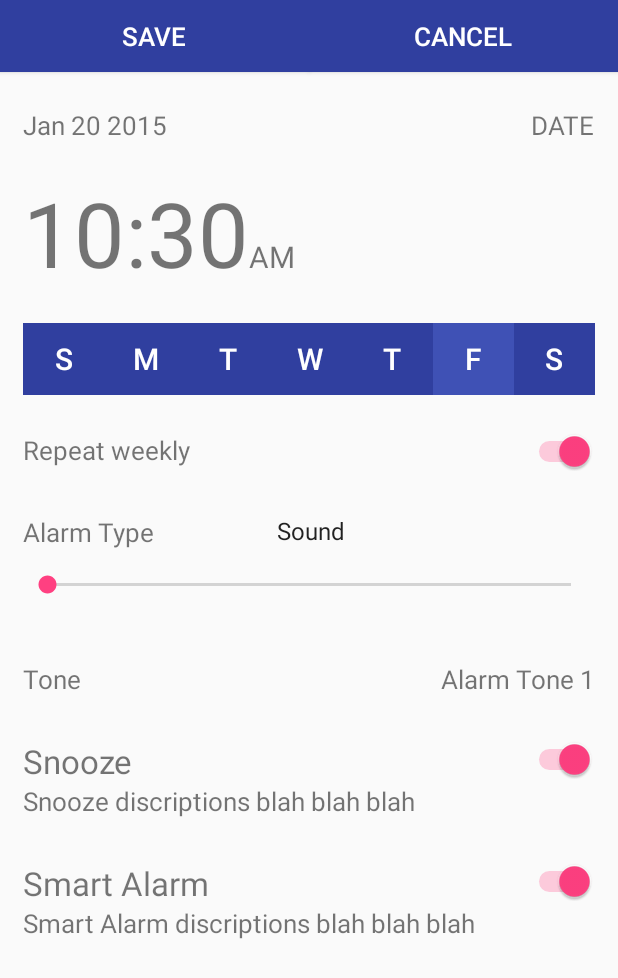
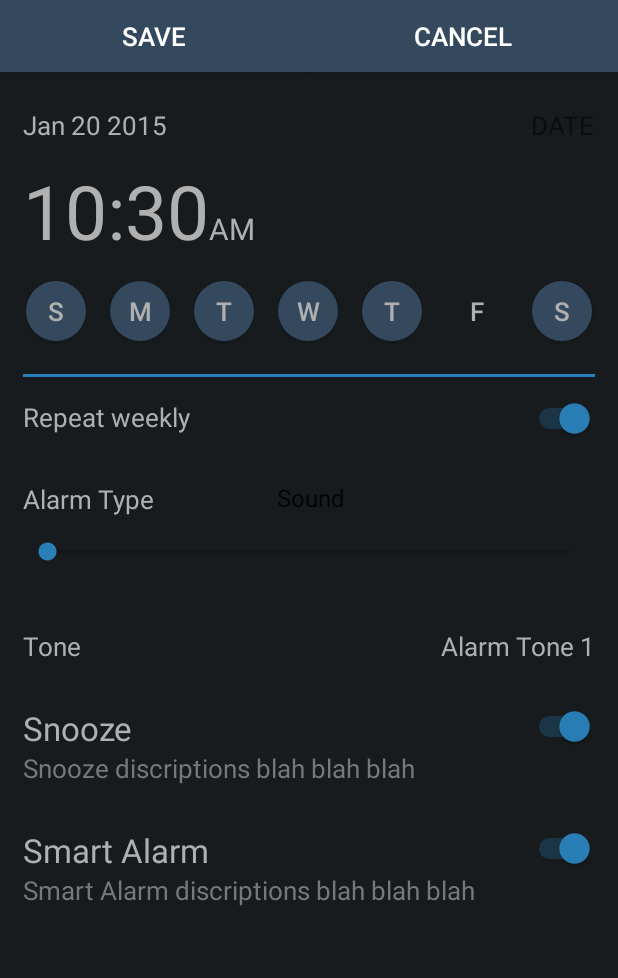
Before and after one commit to ajanthanh/AlarmBot, an Android app: the AlarmDetailActivity screen opened directly, with no data from a screen before it, on a phone screen of 412 x 824 dp. Shown: the top 978 px of the screen. Run offline under Robolectric (Android 15) with nearby library versions, the phone set to English and light mode, and no system bars; libraries missing offline, so code that uses them is left out: com.codetroopers.betterpickers; 3 statements that could not run were skipped.

Commit message:
first draft of alarm detail ui change

```diff
--- a/app/src/main/java/com/ajanthan/alarmbot/Activity/AlarmDetailActivity.java
+++ b/app/src/main/java/com/ajanthan/alarmbot/Activity/AlarmDetailActivity.java
@@ -2,9 +2,11 @@ package com.ajanthan.alarmbot.Activity;
 
 import android.content.Intent;
 import android.content.SharedPreferences;
+import android.graphics.Point;
 import android.os.Bundle;
 import android.support.v4.app.FragmentActivity;
 import android.text.format.DateFormat;
+import android.view.Display;
 import android.view.View;
 import android.widget.AdapterView;
 import android.widget.Button;
@@ -92,6 +94,9 @@ public class AlarmDetailActivity extends FragmentActivity implements RadialTimeP
         bActiveDays.add((ToggleButton) findViewById(R.id.activeDayFriday));
         bActiveDays.add((ToggleButton) findViewById(R.id.activeDaySaturday));
 
+        Display display = getWindowManager().getDefaultDisplay();
+        Point size = new Point();
+
         mRealm = Realm.getDefaultInstance();
         if (getIntent().getStringExtra("cmd").equals("edit")) {
             RealmResults<RealmAlarm> result = mRealm.where(RealmAlarm.class)
@@ -103,6 +108,7 @@ public class AlarmDetailActivity extends FragmentActivity implements RadialTimeP
             setDefaultActivityFeilds();
         }
         mRealm.close();
+
         setCustomToolBarListeners();
         setTimeOnClickListener();
         setFeildOnClickListener();
--- a/app/src/main/res/drawable/active_day_toggle_btn.xml
+++ b/app/src/main/res/drawable/active_day_toggle_btn.xml
@@ -1,6 +1,14 @@
+<?xml version="1.0" encoding="utf-8"?>
 <selector xmlns:android="http://schemas.android.com/apk/res/android">
-    <item android:state_checked="false" android:drawable="@color/colorPrimaryDark"  />
+    <item android:state_checked="false">
 
-    <item android:state_checked="true" android:drawable="@color/colorPrimary"  />
-    <!--<item android:state_checked="true" android:color="#FFF"/>-->
+        <shape android:shape="oval">
+            <solid android:color="#34495e"/>
+        </shape>
+    </item>
+    <item android:state_checked="true">
+        <shape android:shape="oval">
+            <solid android:color="@null"/>
+        </shape>
+    </item>
 </selector>
--- a/app/src/main/res/layout/alarm_detail.xml
+++ b/app/src/main/res/layout/alarm_detail.xml
@@ -2,6 +2,7 @@
     xmlns:tools="http://schemas.android.com/tools"
     android:id="@+id/main_layout"
     style="@style/AppTheme"
+    android:background="#171B1E"
     android:layout_width="match_parent"
     android:layout_height="match_parent"
     tools:context=".MainActivity">
@@ -45,7 +46,8 @@
                 android:layout_width="wrap_content"
                 android:layout_height="wrap_content"
                 android:text="Jan 20 2015"
-                android:textSize="@dimen/alarm_detail_text_size" />
+                android:textSize="@dimen/alarm_detail_text_size"
+                android:textColor="@color/primaryTextColorLight"/>
 
             <RelativeLayout
                 android:layout_width="wrap_content"
@@ -76,22 +78,119 @@
             <TextView
                 android:id="@+id/time"
                 android:layout_width="wrap_content"
-                android:layout_height="120dp"
+                android:layout_height="90dp"
                 android:text="12:00"
+                android:textColor="@color/primaryTextColorLight"
                 android:gravity="center"
-                android:textSize="60dp"/>
+                android:textSize="50dp"/>
 
             <TextView
                 android:id="@+id/amPm"
                 android:layout_width="wrap_content"
-                android:layout_height="120dp"
+                android:layout_height="90dp"
+                android:textColor="@color/primaryTextColorLight"
                 android:textSize="20dp"
                 android:gravity="center"
-                android:text="AM"
+                android:text=" AM"
                 />
 
         </LinearLayout>
 
+        <LinearLayout
+            android:id="@+id/activeDays"
+            android:layout_width="match_parent"
+            android:layout_height="wrap_content"
+            android:layout_marginBottom="10dp"
+            android:orientation="horizontal">
+
+            <ToggleButton
+                android:id="@+id/activeDaySunday"
+                style="@style/ActiveDaysBtn"
+                android:layout_width="@dimen/alarm_active_day_btn_diameter"
+                android:layout_height="@dimen/alarm_active_day_btn_diameter"
+                android:textOff="S"
+                android:textOn="S" />
+            <android.widget.Space
+                android:layout_width="wrap_content"
+                android:layout_height="wrap_content"
+                android:layout_weight="1"/>
+
+            <ToggleButton
+                android:id="@+id/activeDayMonday"
+                style="@style/ActiveDaysBtn"
+                android:layout_width="@dimen/alarm_active_day_btn_diameter"
+                android:layout_height="@dimen/alarm_active_day_btn_diameter"
+                android:textOff="M"
+                android:textOn="M" />
+
+            <android.widget.Space
+                android:layout_width="wrap_content"
+                android:layout_height="wrap_content"
+                android:layout_weight="1"/>
+            <ToggleButton
+                android:id="@+id/activeDayTuesday"
+                style="@style/ActiveDaysBtn"
+                android:layout_width="@dimen/alarm_active_day_btn_diameter"
+                android:layout_height="@dimen/alarm_active_day_btn_diameter"
+                android:textOff="T"
+                android:textOn="T" />
+
+            <android.widget.Space
+                android:layout_width="wrap_content"
+                android:layout_height="wrap_content"
+                android:layout_weight="1"/>
+            <ToggleButton
+                android:id="@+id/activeDayWednesday"
+                style="@style/ActiveDaysBtn"
+                android:layout_width="@dimen/alarm_active_day_btn_diameter"
+                android:layout_height="@dimen/alarm_active_day_btn_diameter"
+                android:textOff="W"
+                android:textOn="W" />
+
+            <android.widget.Space
+                android:layout_width="wrap_content"
+                android:layout_height="wrap_content"
+                android:layout_weight="1"/>
+            <ToggleButton
+                android:id="@+id/activeDayThursday"
+                style="@style/ActiveDaysBtn"
+                android:layout_width="@dimen/alarm_active_day_btn_diameter"
+                android:layout_height="@dimen/alarm_active_day_btn_diameter"
+                android:textOff="T"
+                android:textOn="T" />
+            <android.widget.Space
+                android:layout_width="wrap_content"
+                android:layout_height="wrap_content"
+                android:layout_weight="1"/>
+
+            <ToggleButton
+                android:id="@+id/activeDayFriday"
+                style="@style/ActiveDaysBtn"
+                android:layout_width="@dimen/alarm_active_day_btn_diameter"
+                android:layout_height="@dimen/alarm_active_day_btn_diameter"
+                android:textOff="F"
+                android:textOn="F" />
+
+            <android.widget.Space
+                android:layout_width="wrap_content"
+                android:layout_height="wrap_content"
+                android:layout_weight="1"/>
+            <ToggleButton
+                android:id="@+id/activeDaySaturday"
+                style="@style/ActiveDaysBtn"
+                android:layout_width="@dimen/alarm_active_day_btn_diameter"
+                android:layout_height="@dimen/alarm_active_day_btn_diameter"
+                android:textOff="S"
+                android:textOn="S" />
+
+        </LinearLayout>
+
+        <TextView
+            android:layout_marginTop="10dp"
+            android:layout_width="match_parent"
+            android:layout_height="3px"
+            android:background="#2980b9"
+            />
         <ScrollView
             android:layout_width="match_parent"
             android:layout_height="wrap_content"
@@ -103,71 +202,6 @@
                 android:orientation="vertical">
 
                 <LinearLayout
-                    android:id="@+id/activeDays"
-                    android:layout_width="match_parent"
-                    android:layout_height="wrap_content"
-                    android:layout_marginBottom="10dp"
-                    android:orientation="horizontal">
-
-                    <ToggleButton
-                        android:id="@+id/activeDaySunday"
-                        style="@style/ActiveDaysBtn"
-                        android:layout_width="wrap_content"
-                        android:layout_height="wrap_content"
-                        android:textOff="S"
-                        android:textOn="S" />
-
-                    <ToggleButton
-                        android:id="@+id/activeDayMonday"
-                        style="@style/ActiveDaysBtn"
-                        android:layout_width="wrap_content"
-                        android:layout_height="wrap_content"
-                        android:textOff="M"
-                        android:textOn="M" />
-
-                    <ToggleButton
-                        android:id="@+id/activeDayTuesday"
-                        style="@style/ActiveDaysBtn"
-                        android:layout_width="wrap_content"
-                        android:layout_height="wrap_content"
-                        android:textOff="T"
-                        android:textOn="T" />
-
-                    <ToggleButton
-                        android:id="@+id/activeDayWednesday"
-                        style="@style/ActiveDaysBtn"
-                        android:layout_width="wrap_content"
-                        android:layout_height="wrap_content"
-                        android:textOff="W"
-                        android:textOn="W" />
-
-                    <ToggleButton
-                        android:id="@+id/activeDayThursday"
-                        style="@style/ActiveDaysBtn"
-                        android:layout_width="wrap_content"
-                        android:layout_height="wrap_content"
-                        android:textOff="T"
-                        android:textOn="T" />
-
-                    <ToggleButton
-                        android:id="@+id/activeDayFriday"
-                        style="@style/ActiveDaysBtn"
-                        android:layout_width="wrap_content"
-                        android:layout_height="wrap_content"
-                        android:textOff="F"
-                        android:textOn="F" />
-
-                    <ToggleButton
-                        android:id="@+id/activeDaySaturday"
-                        style="@style/ActiveDaysBtn"
-                        android:layout_width="wrap_content"
-                        android:layout_height="wrap_content"
-                        android:textOff="S"
-                        android:textOn="S" />
-
-                </LinearLayout>
-
-                <LinearLayout
                     android:id="@+id/repeatWeeklyFragment"
                     android:layout_width="match_parent"
                     android:layout_height="wrap_content"
@@ -175,9 +209,11 @@
                     android:paddingBottom="@dimen/alarm_detail_settings_margin"
                     android:paddingTop="@dimen/alarm_detail_settings_margin">
 
+
                     <TextView
                         android:layout_width="wrap_content"
                         android:layout_height="wrap_content"
+                        android:textColor="@color/primaryTextColorLight"
                         android:layout_weight="1"
                         android:text="Repeat weekly"
                         android:textSize="@dimen/alarm_detail_text_size" />
@@ -186,7 +222,8 @@
                         android:id="@+id/repeatWeekly"
                         android:layout_width="wrap_content"
                         android:layout_height="wrap_content"
-                        android:layout_alignParentRight="true" />
+                        android:layout_alignParentRight="true"
+                        android:shadowColor="@color/primaryTextColorBlueDark"/>
 
                 </LinearLayout>
 
@@ -205,7 +242,7 @@
 
                         <TextView
                             android:layout_width="wrap_content"
-
+                            android:textColor="@color/primaryTextColorLight"
                             android:layout_height="wrap_content"
                             android:layout_weight="1"
                             android:text="Alarm Type"
@@ -216,6 +253,7 @@
                             style="@style/customSpinner"
                             android:layout_width="wrap_content"
                             android:layout_height="wrap_content"
+                            android:textColor="@color/primaryTextColorLight"
                             android:entries="@array/alarm_type_options" />
 
 
@@ -247,7 +285,7 @@
                     <TextView
                         android:layout_width="wrap_content"
                         android:layout_height="wrap_content"
-
+                        android:textColor="@color/primaryTextColorLight"
                         android:text="Tone"
                         android:textSize="@dimen/alarm_detail_text_size" />
 
@@ -256,7 +294,7 @@
                         android:layout_width="wrap_content"
                         android:layout_height="wrap_content"
                         android:layout_alignParentRight="true"
-
+                        android:textColor="@color/primaryTextColorLight"
                         android:text="Alarm Tone 1"
                         android:textSize="@dimen/alarm_detail_text_size" />
 
@@ -277,13 +315,13 @@
                             android:layout_width="wrap_content"
                             android:layout_height="wrap_content"
                             android:text="Snooze"
-
+                            android:textColor="@color/primaryTextColorLight"
                             android:textSize="@dimen/alarm_detail_header_size" />
 
                         <TextView
                             android:layout_width="wrap_content"
                             android:layout_height="wrap_content"
-
+                            android:textColor="@color/secondaryTextColorLight"
                             android:text="Snooze discriptions blah blah blah"
                             android:textSize="@dimen/alarm_detail_text_size" />
 
@@ -312,13 +350,13 @@
                             android:layout_width="wrap_content"
                             android:layout_height="wrap_content"
                             android:text="Smart Alarm"
-
+                            android:textColor="@color/primaryTextColorLight"
                             android:textSize="@dimen/alarm_detail_header_size" />
 
                         <TextView
                             android:layout_width="wrap_content"
                             android:layout_height="wrap_content"
-
+                            android:textColor="@color/secondaryTextColorLight"
                             android:text="Smart Alarm discriptions blah blah blah"
                             android:textSize="@dimen/alarm_detail_text_size" />
 
--- a/app/src/main/res/values/colors.xml
+++ b/app/src/main/res/values/colors.xml
@@ -1,10 +1,14 @@
 <?xml version="1.0" encoding="utf-8"?>
 <resources>
-    <color name="colorPrimary">#3F51B5</color>
-    <color name="colorPrimaryDark">#303F9F</color>
+    <color name="colorPrimary">#2980b9</color>
+    <color name="colorPrimaryDark">#2980b9</color>
     <color name="colorAccent">#FF4081</color>
 
     <color name="primaryDarkBackground">#1d1d1d</color>
+    <color name="primaryTextColorLight">#B0B0B0</color>
+    <color name="secondaryTextColorLight">#787878</color>
+    <color name="primaryTextColorBlueDark">#2980b9</color>
+    <color name="primaryTextColorBlueKight">#3498db</color>
 
     <!--Alarm Detail Time Selector-->
 
--- a/app/src/main/res/values/dimens.xml
+++ b/app/src/main/res/values/dimens.xml
@@ -9,4 +9,5 @@
     <dimen name="alarm_detail_settings_margin">14dp</dimen>
     <dimen name="alarm_detail_text_size">17dp</dimen>
     <dimen name="alarm_detail_header_size">22dp</dimen>
+    <dimen name="alarm_active_day_btn_diameter">40dp</dimen>
 </resources>
--- a/app/src/main/res/values/styles.xml
+++ b/app/src/main/res/values/styles.xml
@@ -10,25 +10,28 @@
     <!-- Base application theme. -->
     <style name="AppTheme" parent="Theme.AppCompat.Light.NoActionBar">
         <!--   your app branding color for the app bar -->
-        <item name="colorPrimary">#3F51B5</item>
+        <item name="colorPrimary">#34495e</item>
         <!--   darker variant for the status bar and contextual app bars -->
-        <item name="colorPrimaryDark">#303F9F</item>
+        <item name="colorPrimaryDark">#34495e</item>
         <!--   theme UI controls like checkboxes and text fields -->
-        <item name="colorAccent">#FF4081</item>
+        <item name="colorAccent">@color/colorPrimaryDark</item>
     </style>
 
     <!--Alarm Detail Activity-->
     <style name="ActiveDaysBtn">
-        <item name="android:layout_weight">1</item>
+        <item name="android:height">15dp</item>
+        <item name="android:width">15dp</item>
         <item name="android:background">@drawable/active_day_toggle_btn</item>
-        <item name="android:textSize">20dp</item>
-        <item name="android:textColor">#FFF</item>
+        <item name="android:textSize">17dp</item>
+        <item name="android:textColor">@color/primaryTextColorLight</item>
+        <item name="android:layout_margin">2dp</item>
+        <item name="android:scaleType">fitCenter</item>
+        <item name="android:adjustViewBounds">true</item>
     </style>
-
 
     <style name="custom_toolbar_buttons">
         <item name="android:layout_weight">1</item>
-        <item name="android:background">@color/colorPrimaryDark</item>
+        <item name="android:background">#34495e</item>
         <item name="android:textSize">17dp</item>
         <item name="android:textColor">#FFF</item>
     </style>
```
